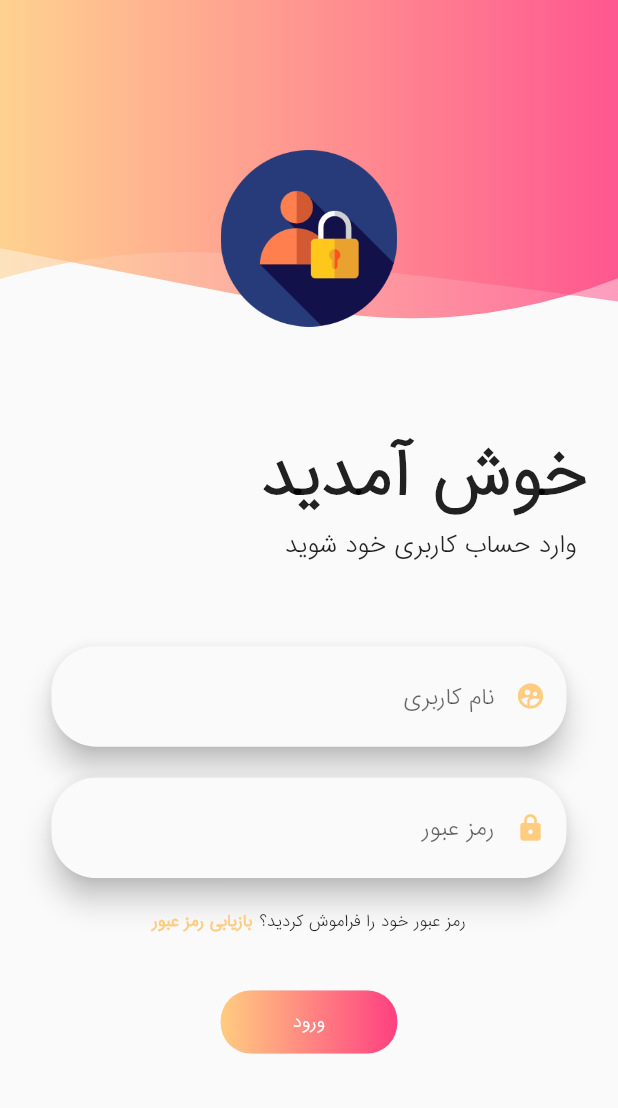
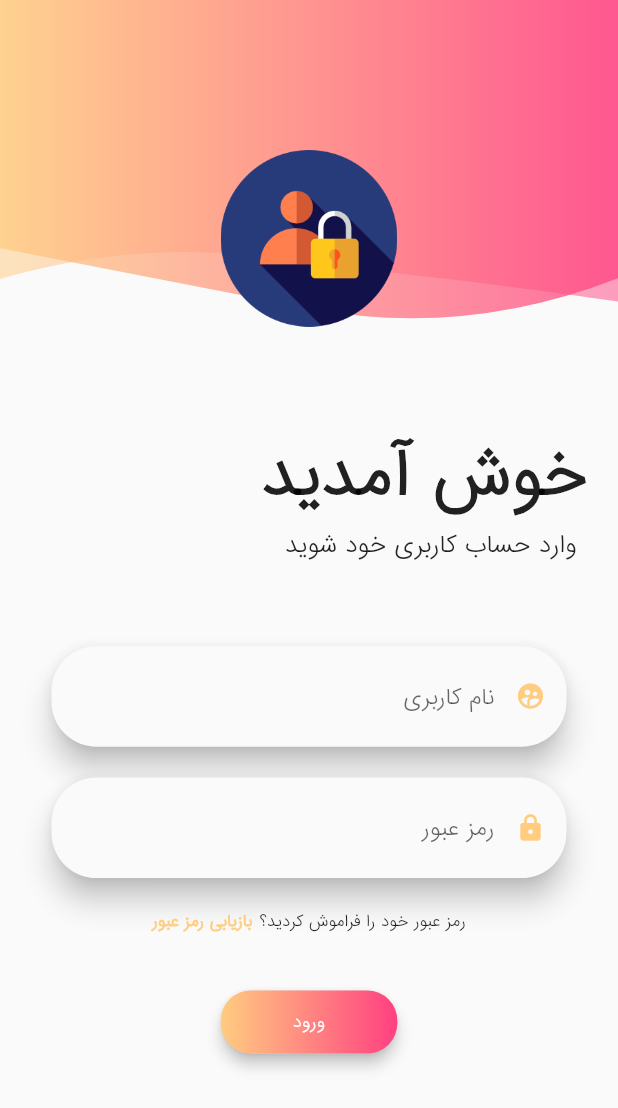
Before and after one commit to Amin397/repo_test, a Flutter app: the SignInPage screen opened by its route, after a tap on "ورود", on a phone screen of 412 x 824 dp. Shown: the top 1108 px of the screen. Run offline on Flutter 3.47's test engine with Material 2 defaults, Android fonts, the phone set to English and light mode, and no system bars; drawn by our look-alikes of overlay_support; our stand-ins replace cloud_firestore, connectivity, firebase_messaging, flutter_spinkit, geolocator, google_maps_flutter and 2 more; missing offline and left inert: flutter_sparkline, load, location_permissions, requests; accounts and stored records are empty.

```diff
--- a/lib/login/ui/signin.dart
+++ b/lib/login/ui/signin.dart
@@ -230,7 +230,7 @@ class _SignInScreenState extends State<SignInScreen> {
 
   Widget button() {
     return RaisedButton(
-      elevation: 0,
+      elevation: 4.0,
       shape: RoundedRectangleBorder(borderRadius: BorderRadius.circular(30.0)),
       onPressed: () async {
         showLoadingDialog();
@@ -240,7 +240,7 @@ class _SignInScreenState extends State<SignInScreen> {
             .then((token) async {
           print("token = "+token);
           var result = await loginExpert(usernameController.text.toString
-            (), passwordController.text.toString(),token);
+            ().trim(), passwordController.text.toString().trim(),token);
           print("result="+result.toString());
 
           hideLoadingDialog();
--- a/lib/main.dart
+++ b/lib/main.dart
@@ -20,6 +20,9 @@ void main() => runApp(LoadingProvider(
     ));
 
 class MyApp extends StatelessWidget {
+
+
+
   @override
   Widget build(BuildContext context) {
     SystemChrome.setPreferredOrientations([
--- a/lib/push_nofitications.dart
+++ b/lib/push_nofitications.dart
@@ -1,4 +1,5 @@
 import 'package:firebase_messaging/firebase_messaging.dart';
+import 'package:sanannegarexperts/login/funcs.dart';
 
 class PushNotificationsManager {
 
@@ -22,6 +23,7 @@ class PushNotificationsManager {
       // For testing purposes print the Firebase Messaging token
       String token = await _firebaseMessaging.getToken();
       print("FirebaseMessaging token: $token");
+      setPref("fireBaseToken", token);
 
       _initialized = true;
     }
--- a/lib/splashscreen.dart
+++ b/lib/splashscreen.dart
@@ -6,6 +6,8 @@ import 'package:flutter/material.dart';
 import 'package:page_transition/page_transition.dart';
 import 'package:sanannegarexperts/login/constants/constants.dart';
 import 'package:sanannegarexperts/login/funcs.dart';
+import 'package:sanannegarexperts/login/ui/signin.dart';
+import 'package:sanannegarexperts/push_nofitications.dart';
 
 import 'dashboard/main_page.dart';
 
@@ -28,6 +30,10 @@ class SplashScreenState extends State<SplashScreen>
 
   void navigationPage() async {
     print(await getPref('expert_id'));
+    if(getPref("fireBaseToken") == null){
+      PushNotificationsManager mm = PushNotificationsManager();
+      mm.init();
+    }
     if (await getPref('expert_id') != null) {
       var connectivityResult = await (Connectivity().checkConnectivity());
       if (connectivityResult == ConnectivityResult.mobile ||
@@ -50,12 +56,10 @@ class SplashScreenState extends State<SplashScreen>
     } else {
       Navigator.of(context).pushReplacementNamed(SIGN_IN);
     }
-    return;
-
     Navigator.pushReplacement(
         context,
         PageTransition(
-            type: PageTransitionType.upToDown, child: DashBoard()));
+            type: PageTransitionType.upToDown, child: SignInPage()));
   }
 
   @override
```
Also changed, not shown: lib/dashboard/main_page.dart (+5 -7 lines), lib/map/google_map.dart (+29 -0 lines).
